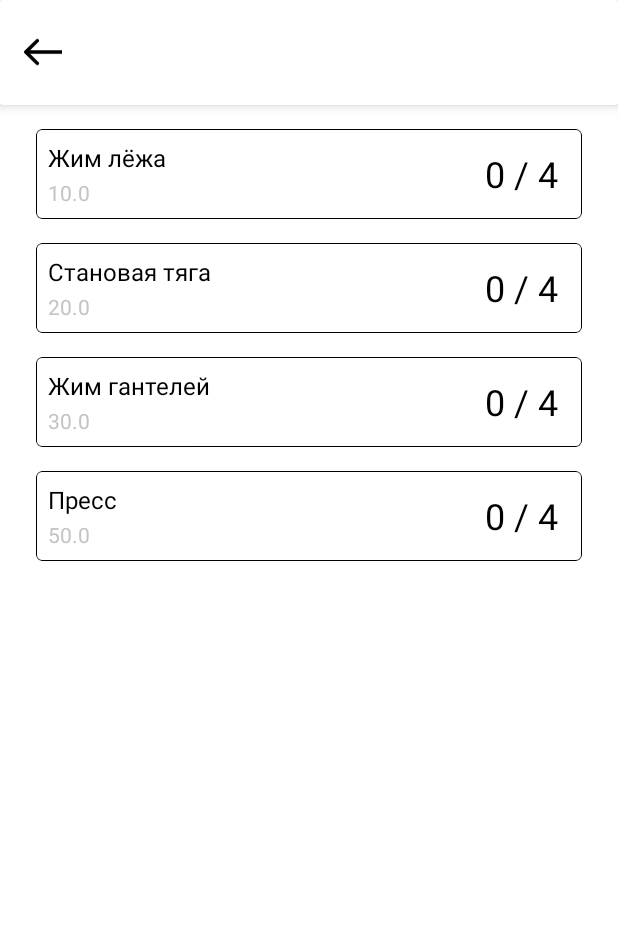
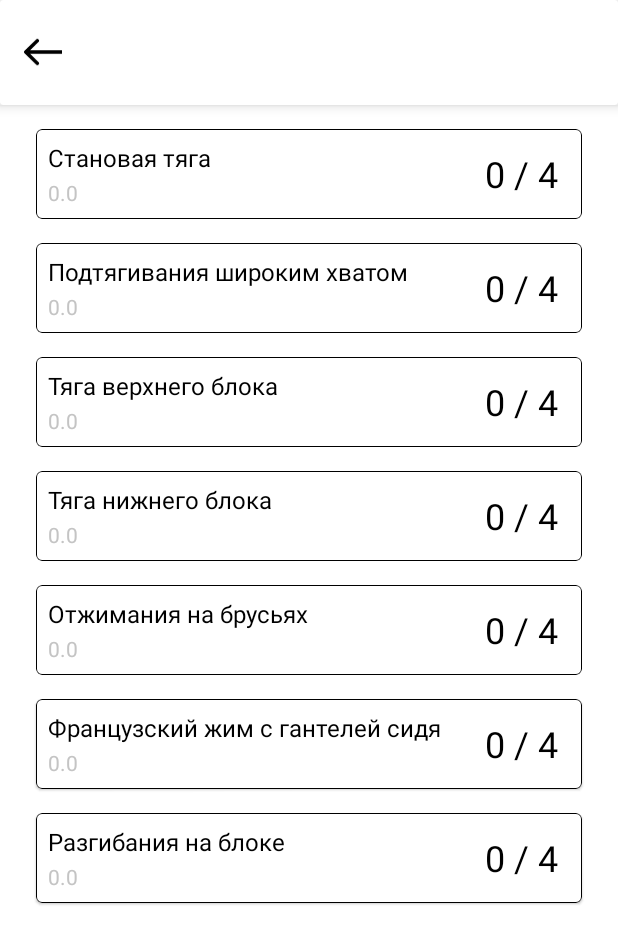
Before and after one commit to IlyaBorisovDly/Oasis, an Android app: the screen it shows after launch once a user with an empty profile is signed in (WorkoutActivity), after a tap on "Тренировка 3", on a phone screen of 412 x 824 dp. Shown: the top 944 px of the screen. Run offline under Robolectric (Android 15) with nearby library versions, the phone set to English and light mode, and no system bars; our stand-ins replace Firebase (no records; nobody signed in at launch, a user with empty details on screens opened directly).

Commit message:
Added exercises reading from .json

```diff
--- a/app/src/main/java/com/example/oasis/ui/workout/ExerciseAdapter.kt
+++ b/app/src/main/java/com/example/oasis/ui/workout/ExerciseAdapter.kt
@@ -11,7 +11,7 @@ import com.example.oasis.model.Exercise
 import com.example.oasis.databinding.InstanceExerciseCardBinding
 import com.example.oasis.ui.BottomSheetFragment
 
-class ExerciseAdapter(private val exercises: ArrayList<Exercise>): RecyclerView.Adapter<ExerciseAdapter.ExerciseHolder>() {
+class ExerciseAdapter(private val exercises: List<Exercise>): RecyclerView.Adapter<ExerciseAdapter.ExerciseHolder>() {
 
     override fun onCreateViewHolder(parent: ViewGroup, viewType: Int): ExerciseHolder {
         val itemBinding = InstanceExerciseCardBinding
--- a/app/src/main/java/com/example/oasis/ui/workout/Workout.kt
+++ b/app/src/main/java/com/example/oasis/ui/workout/Workout.kt
@@ -1,5 +1,7 @@
 package com.example.oasis.ui.workout
 
-enum class Workout {
-    FIRST, SECOND, THIRD
+enum class Workout(val number: Int) {
+    FIRST(1),
+    SECOND(2),
+    THIRD(3)
 }
--- a/app/src/main/java/com/example/oasis/ui/workout/WorkoutActivity.kt
+++ b/app/src/main/java/com/example/oasis/ui/workout/WorkoutActivity.kt
@@ -19,45 +19,9 @@ class WorkoutActivity : AppCompatActivity() {
         val workout: Workout = intent.getSerializableExtra("WorkoutEnum") as Workout
 
         val recyclerView: RecyclerView = binding.recyclerView
+        val exercisesList = WorkoutFactory.createWorkout(application, workout)
+
         recyclerView.layoutManager = LinearLayoutManager(this)
-        recyclerView.adapter = getAdapter(workout)
-    }
-
-    private fun getAdapter(workout: Workout): ExerciseAdapter {
-        when(workout) {
-            Workout.FIRST -> {
-                val ex1 = Exercise("Жим лёжа", 0.0)
-                val ex2 = Exercise("Становая тяга", 0.0)
-                val ex3 = Exercise("Жим гантелей", 0.0)
-                val ex4 = Exercise("Пресс", 0.0)
-
-                val array: ArrayList<Exercise> = arrayListOf(ex1, ex2, ex3, ex4)
-                return ExerciseAdapter(array)
-            }
-            Workout.SECOND -> {
-                val ex1 = Exercise("им лёжа", 0.0)
-                val ex2 = Exercise("тановая тяга", 0.0)
-                val ex3 = Exercise("им гантелей", 0.0)
-                val ex4 = Exercise("ресс", 0.0)
-
-                val array: ArrayList<Exercise> = arrayListOf(ex1, ex2, ex3, ex4)
-                return ExerciseAdapter(array)
-            }
-            Workout.THIRD -> {
-                val ex1 = Exercise("Жим лёжа", 10.0)
-                val ex2 = Exercise("Становая тяга", 20.0)
-                val ex3 = Exercise("Жим гантелей", 30.0)
-                val ex4 = Exercise("Пресс", 50.0)
-
-                val array: ArrayList<Exercise> = arrayListOf(ex1, ex2, ex3, ex4)
-                return ExerciseAdapter(array)
-            }
-            else -> {
-                val ex1 = Exercise("", 0.0)
-                val array: ArrayList<Exercise> = arrayListOf(ex1)
-                return ExerciseAdapter(array)
-            }
-        }
-
+        recyclerView.adapter = ExerciseAdapter(exercisesList)
     }
 }
--- /dev/null
+++ b/app/src/main/java/com/example/oasis/ui/workout/WorkoutFactory.kt
@@ -0,0 +1,84 @@
+package com.example.oasis.ui.workout
+
+import android.app.Application
+import android.util.Log
+import com.example.oasis.model.Exercise
+import com.google.firebase.auth.FirebaseAuth
+import com.google.firebase.auth.ktx.auth
+import com.google.firebase.database.DataSnapshot
+import com.google.firebase.database.DatabaseError
+import com.google.firebase.database.ValueEventListener
+import com.google.firebase.database.ktx.database
+import com.google.firebase.ktx.Firebase
+import org.json.JSONArray
+import org.json.JSONObject
+
+class WorkoutFactory {
+
+    companion object {
+
+        private lateinit var application: Application
+        private lateinit var workout: Workout
+
+        fun createWorkout(application: Application, workout: Workout): List<Exercise> {
+            this.application = application
+            this.workout = workout
+
+            return getExercisesList()
+        }
+
+        private fun getExercisesList(): List<Exercise> {
+            val exercisesList = mutableListOf<Exercise>()
+
+            val userId = Firebase.auth.currentUser?.uid ?: "Error"
+            val currentUser = Firebase.database.getReference("Users").child(userId)
+
+            val jsonArray = getJsonArray()
+
+            val bestResults = mutableMapOf<String, Double>()
+            val reference = currentUser.child("BestResults")
+
+            reference.addListenerForSingleValueEvent(object : ValueEventListener {
+                override fun onDataChange(snapshot: DataSnapshot) {
+                    for (child in snapshot.children) {
+                        val key = child.key.toString()
+                        val value = child.value.toString().toDouble()
+                        bestResults[key] = value
+                    }
+                }
+
+                override fun onCancelled(error: DatabaseError) {
+                    Log.d("firebase", "WorkoutFactory: onCancelled failure")
+                }
+            })
+
+            for (i in 0 until jsonArray.length()) {
+                val name = JSONObject(jsonArray[i].toString()).getString("name")
+                val bestResult = bestResults[name] ?: 0.0
+
+                exercisesList.add(Exercise(name, bestResult))
+            }
+
+            return exercisesList
+        }
+
+        private fun getJsonArray(): JSONArray {
+            val file = application.assets.open("workouts.json")
+            val text = file.bufferedReader().use { it.readText() }
+            val array = JSONArray(text)
+
+            for (i in 0 until array.length()) {
+                val jsonObject = JSONObject(array[i].toString())
+
+                if (jsonObject.getString("workoutId") == workout.number.toString()) {
+                    return jsonObject.getJSONArray("exercises")
+                }
+            }
+
+            return JSONObject(array[0].toString()).getJSONArray("exercises")
+        }
+    }
+
+
+
+}
```
Also changed, not shown: app/src/main/assets/workouts.json (added, +38 -0 lines), app/src/main/java/com/example/oasis/model/User.kt (+34 -3 lines), app/src/main/java/com/example/oasis/ui/registration/RegistrationActivity.kt (+12 -1 lines).
